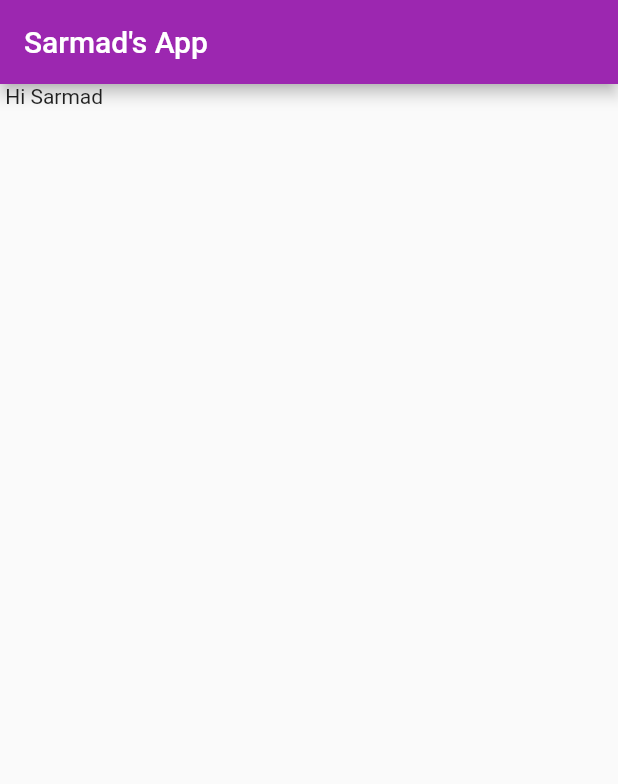
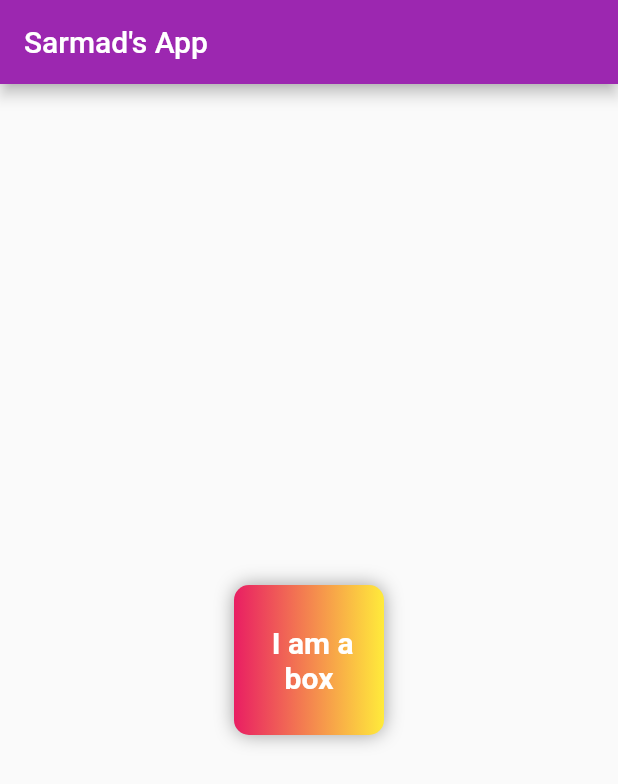
Before and after one commit to sarmadparvez/flutter-tutorial, a Flutter app: the screen it shows after launch, on a phone screen of 412 x 824 dp. Shown: the top 784 px of the screen. Run offline on Flutter 3.47's test engine with Material 2 defaults, Android fonts, the phone set to English and light mode, and no system bars.

Commit message:
feat(container): Text box with styling

```diff
--- a/lib/main.dart
+++ b/lib/main.dart
@@ -20,8 +20,38 @@ class HomePage extends StatelessWidget {
       appBar: AppBar(
         title: Text("Sarmad's App"),
       ),
-      body: Container(
-        child: Text(" Hi Sarmad"),
+      body: Center(
+        child: Container(
+          padding: const EdgeInsets.all(8),
+          child: Text(
+            " I am a box",
+            textAlign: TextAlign.center,
+            style: TextStyle(
+              fontSize: 20,
+              color: Colors.white,
+              fontWeight: FontWeight.bold,
+            ),
+          ),
+          //color: Colors.red,
+          width: 100,
+          height: 100,
+          clipBehavior: Clip.antiAlias,
+          alignment: Alignment.center,
+          decoration: BoxDecoration(
+              color: Colors.red,
+              //shape: BoxShape.circle,
+              borderRadius: BorderRadius.circular(10),
+              gradient: LinearGradient(colors: [
+                Colors.pink,
+                Colors.yellow,
+              ]),
+              boxShadow: [
+                BoxShadow(
+                  color: Colors.grey,
+                  blurRadius: 10,
+                ),
+              ]),
+        ),
       ),
     );
   }
```
